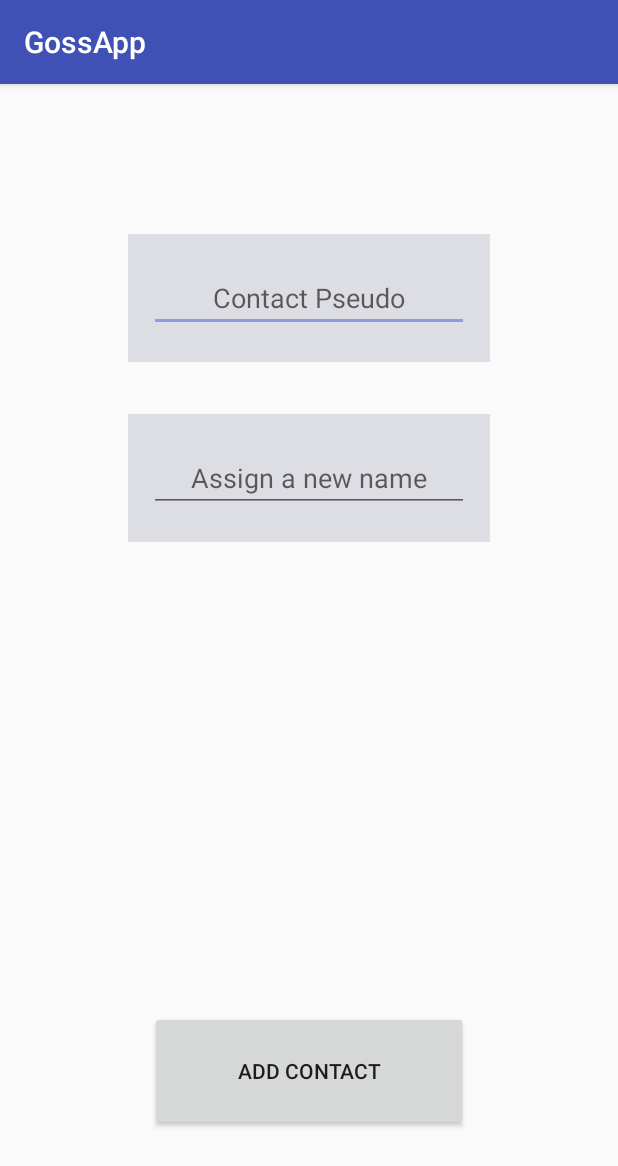
After one commit to martinfontanet/GossApp, an Android app: the NewContact screen opened directly, with no data from a screen before it, on a phone screen of 412 x 824 dp. The commit adds this screen. Shown: the top 1166 px of the screen. Run offline under Robolectric (Android 15) with nearby library versions, the phone set to English and light mode, and no system bars; network calls fail; 1 statement that could not run was skipped.

Commit message:
new button add contact

```diff
--- a/GossApp/Application/app/src/main/AndroidManifest.xml
+++ b/GossApp/Application/app/src/main/AndroidManifest.xml
@@ -22,7 +22,8 @@
         <activity android:name=".activities.MainActivity" />
         <activity android:name=".activities.ConversationActivity" />
         <activity android:name=".activities.CreateAccountActivity" />
-        <activity android:name=".activities.CreateConversation"></activity>
+        <activity android:name=".activities.CreateConversation" />
+        <activity android:name=".activities.NewContact"></activity>
     </application>
 
 </manifest>
--- /dev/null
+++ b/GossApp/Application/app/src/main/java/ch/martin/gossapp/activities/NewContact.java
@@ -0,0 +1,38 @@
+package ch.martin.gossapp.activities;
+
+import android.support.v7.app.AppCompatActivity;
+import android.os.Bundle;
+import android.view.View;
+import android.widget.TextView;
+
+import java.util.ArrayList;
+
+import ch.martin.gossapp.MyApplication;
+import ch.martin.gossapp.R;
+import ch.martin.gossapp.classes.ParametersPasser;
+import ch.martin.gossapp.classes.User;
+
+public class NewContact extends AppCompatActivity {
+    private TextView pseudoText;
+    private TextView nicknameText;
+
+    @Override
+    protected void onCreate(Bundle savedInstanceState) {
+        super.onCreate(savedInstanceState);
+        setContentView(R.layout.activity_new_contact);
+        findViews();
+    }
+
+    public void addNewContact(View view){
+        String pseudo = pseudoText.getText().toString();
+        String nickname = nicknameText.getText().toString();
+
+        ((MyApplication) getApplicationContext()).addContact(pseudo,nickname);
+        finish();
+    }
+
+    private void findViews(){
+        this.pseudoText = findViewById(R.id.contact_pseudo);
+        this.nicknameText = findViewById(R.id.contact_nickname);
+    }
+}
--- a/GossApp/Application/app/src/main/java/ch/martin/gossapp/networking/ServerAccess.java
+++ b/GossApp/Application/app/src/main/java/ch/martin/gossapp/networking/ServerAccess.java
@@ -24,7 +24,7 @@ import ch.martin.gossapp.MyApplication;
 
 public class ServerAccess<Req, Resp> {
 
-    public static final String BASE_URL = "http://128.179.159.81:8080";
+    public static final String BASE_URL = "http://192.168.178.70:8080";
     public static final int MY_SOCKET_TIMEOUT_MS = 100000;
 
     public interface OnResultHandler<Resp> {
--- /dev/null
+++ b/GossApp/Application/app/src/main/res/layout/activity_new_contact.xml
@@ -0,0 +1,79 @@
+<?xml version="1.0" encoding="utf-8"?>
+<android.support.constraint.ConstraintLayout xmlns:android="http://schemas.android.com/apk/res/android"
+    xmlns:app="http://schemas.android.com/apk/res-auto"
+    xmlns:tools="http://schemas.android.com/tools"
+    android:layout_width="match_parent"
+    android:layout_height="match_parent"
+    tools:context="ch.martin.gossapp.activities.NewContact">
+
+    <RelativeLayout
+        android:id="@+id/relativeLayout"
+        android:layout_width="241dp"
+        android:layout_height="85dp"
+        android:layout_marginEnd="70dp"
+        android:layout_marginStart="70dp"
+        android:layout_marginTop="100dp"
+        android:background="@color/colorMess1"
+        android:gravity="center_vertical|center_horizontal"
+        app:layout_constraintEnd_toEndOf="parent"
+        app:layout_constraintStart_toStartOf="parent"
+        app:layout_constraintTop_toTopOf="parent">
+
+        <EditText
+            android:id="@+id/contact_pseudo"
+            android:layout_width="wrap_content"
+            android:layout_height="wrap_content"
+            android:ems="10"
+            android:hint="Contact Pseudo"
+            android:inputType="textPersonName"
+            android:textAlignment="center" />
+    </RelativeLayout>
+
+    <RelativeLayout
+        android:id="@+id/relativeLayout2"
+        android:layout_width="241dp"
+        android:layout_height="85dp"
+        android:layout_marginEnd="70dp"
+        android:layout_marginStart="70dp"
+        android:layout_marginTop="220dp"
+        android:background="@color/colorMess1"
+        android:gravity="center_vertical|center_horizontal"
+        app:layout_constraintEnd_toEndOf="parent"
+        app:layout_constraintStart_toStartOf="parent"
+        app:layout_constraintTop_toTopOf="parent">
+
+        <EditText
+            android:id="@+id/contact_nickname"
+            android:layout_width="wrap_content"
+            android:layout_height="wrap_content"
+            android:ems="10"
+            android:hint="Assign a new name"
+            android:inputType="textPersonName"
+            android:textAlignment="center" />
+    </RelativeLayout>
+
+    <Button
+        android:id="@+id/create_button"
+        android:layout_width="0dp"
+        android:layout_height="80dp"
+        android:layout_marginBottom="70dp"
+        android:layout_marginEnd="100dp"
+        android:layout_marginStart="100dp"
+        android:onClick="addNewContact"
+        android:text="Add Contact"
+        app:layout_constraintBottom_toBottomOf="parent"
+        app:layout_constraintEnd_toEndOf="parent"
+        app:layout_constraintStart_toStartOf="parent" />
+
+    <TextView
+        android:id="@+id/error_edit3"
+        android:layout_width="0dp"
+        android:layout_height="wrap_content"
+        android:layout_marginTop="30dp"
+        android:textAlignment="center"
+        android:textColor="?attr/colorError"
+        android:textSize="30sp"
+        app:layout_constraintEnd_toEndOf="parent"
+        app:layout_constraintStart_toStartOf="parent"
+        app:layout_constraintTop_toTopOf="parent" />
+</android.support.constraint.ConstraintLayout>
```
Also changed, not shown: GossApp/Application/app/src/main/java/ch/martin/gossapp/MyApplication.java (+14 -0 lines), GossApp/Application/app/src/main/java/ch/martin/gossapp/activities/MainActivity.java (+8 -0 lines), GossApp/Application/app/src/main/java/ch/martin/gossapp/classes/Contact.java (+25 -7 lines), GossApp/Application/app/src/main/java/ch/martin/gossapp/classes/User.java (+12 -0 lines), GossApp/Application/app/src/main/java/ch/martin/gossapp/networking/ConversationsProvider.java (+23 -0 lines), GossApp/Application/app/src/main/res/layout/activity_main.xml (+18 -5 lines), GossApp/Server/src/main/java/gossapp/ConversationProvider.java (+27 -0 lines), GossApp/Server/src/main/java/gossapp/classes/Contact.java (+25 -7 lines), GossApp/Server/src/main/java/gossapp/classes/User.java (+12 -0 lines), 35 other files.
